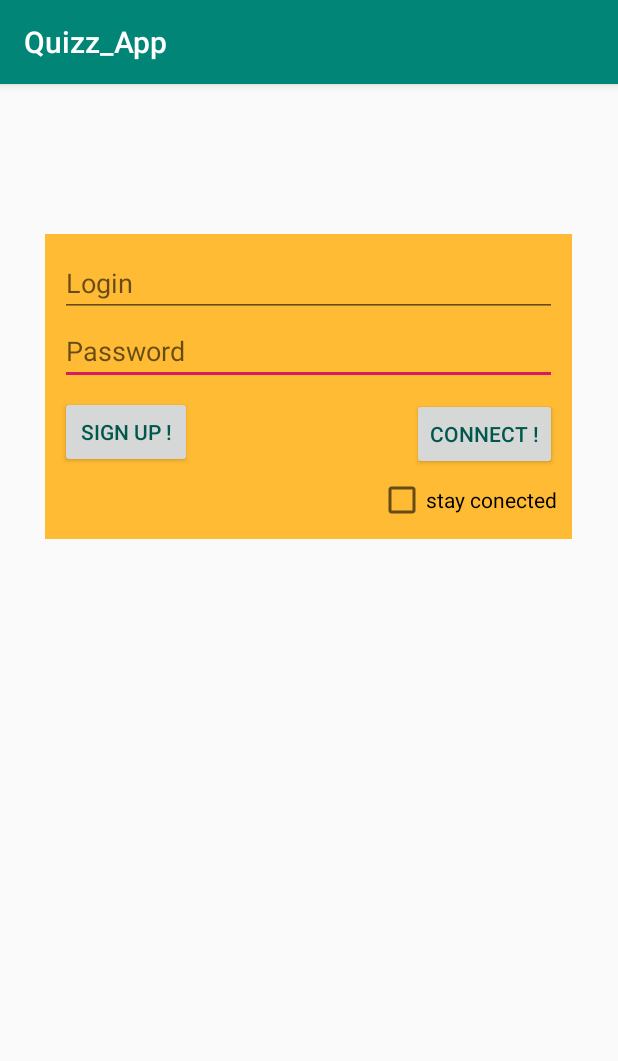
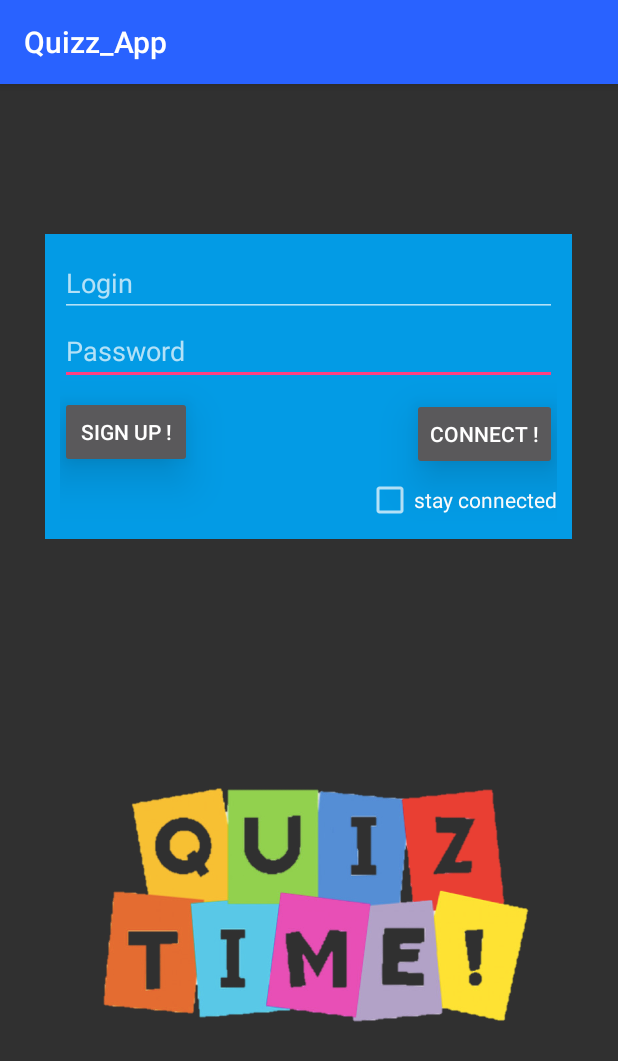
Before and after one commit to TheophileLct/Projet_Android_Groupe, an Android app: the screen it shows after launch (LoginActivity), on a phone screen of 412 x 824 dp. Shown: the top 1061 px of the screen. Run offline under Robolectric (Android 15) with nearby library versions, the phone set to English and light mode, and no system bars; our stand-ins replace Room's generated code.

Commit message:
Implementation du thème + 2-3 fautes de frappe corrigées
Ajout de quelques drawable également

```diff
--- a/app/src/main/res/layout/activity_main.xml
+++ b/app/src/main/res/layout/activity_main.xml
@@ -12,8 +12,10 @@
         android:layout_marginLeft="30dp"
         android:layout_marginTop="100dp"
         android:layout_marginRight="30dp"
-        android:background="@android:color/holo_orange_light"
-        android:padding="10dp">
+        android:background="@color/colorPrimaryConst"
+        android:padding="10dp"
+        >
+
 
 
         <Button
@@ -21,7 +23,10 @@
             android:layout_width="wrap_content"
             android:layout_height="wrap_content"
             android:text="@string/connect"
-            android:textColor="@color/colorPrimaryDark"
+            android:textColor="@color/textColor"
+            android:elevation="10dp"
+            android:translationZ="10dp"
+            android:stateListAnimator="@null"
             app:layout_constraintBottom_toBottomOf="parent"
             app:layout_constraintRight_toRightOf="@id/passwordEditText"
             app:layout_constraintTop_toBottomOf="@id/passwordEditText"
@@ -31,6 +36,7 @@
             android:id="@+id/passwordEditText"
             android:layout_width="match_parent"
             android:layout_height="wrap_content"
+            android:autofillHints=""
             android:ems="10"
             android:hint="@string/password"
             android:inputType="textPassword"
@@ -58,8 +64,12 @@
             android:id="@+id/signUp"
             android:layout_width="wrap_content"
             android:layout_height="wrap_content"
+            android:shadowColor="@color/colorBackgroundTimerBar"
             android:text="@string/signup"
-            android:textColor="@color/colorPrimaryDark"
+            android:textColor="@color/textColor"
+            android:elevation="10dp"
+            android:translationZ="10dp"
+            android:stateListAnimator="@null"
             app:layout_constraintBottom_toBottomOf="parent"
             app:layout_constraintStart_toStartOf="parent"
             app:layout_constraintTop_toBottomOf="@+id/passwordEditText"
@@ -69,20 +79,24 @@
             android:id="@+id/stay_conected"
             android:layout_width="wrap_content"
             android:layout_height="wrap_content"
-            android:text="@string/stay_conected"
+            android:text="@string/stay_connected"
             app:layout_constraintBottom_toBottomOf="parent"
             app:layout_constraintEnd_toEndOf="parent" />
     </androidx.constraintlayout.widget.ConstraintLayout>
 
     <ImageView
         android:id="@+id/logo"
-        android:layout_width="wrap_content"
-        android:layout_height="wrap_content"
+        android:layout_width="match_parent"
+        android:layout_height="336dp"
+        android:layout_alignParentStart="true"
+        android:layout_alignParentTop="true"
         android:layout_alignParentEnd="true"
         android:layout_alignParentBottom="true"
-        android:layout_marginEnd="154dp"
-        android:layout_marginBottom="124dp"
+        android:layout_marginStart="50dp"
+        android:layout_marginTop="346dp"
+        android:layout_marginEnd="50dp"
+        android:layout_marginBottom="20dp"
         android:contentDescription="@string/logo"
-        tools:srcCompat="@tools:sample/avatars" />
+        app:srcCompat="@drawable/quitimepng" />
 
 </RelativeLayout>
--- a/app/src/main/res/values/colors.xml
+++ b/app/src/main/res/values/colors.xml
@@ -1,8 +1,32 @@
 <?xml version="1.0" encoding="utf-8"?>
 <resources>
-    <color name="colorPrimary">#008577</color>
-    <color name="colorPrimaryDark">#00574B</color>
-    <color name="colorAccent">#D81B60</color>
-    <color name="colorTimerBar">#3C638D</color>
+    <!-- Thème Bleu vedette-->
+    <color name="colorPrimaryConst">#039BE5</color>
+    <color name="colorPrimaryDark">#0039cb</color>
+    <color name="colorPrimary">#2962ff</color>
+    <color name="colorAccent">#ff4081</color>
+
+    <!-- Thème Rose -->
+    <color name="colorPrimaryDarkk">#AD1457</color>
+    <color name="colorPrimaryj">#E91E63</color>
+    <color name="colorPrimaryConstg">#FF4081</color>
+    <color name="colorAccentd">#40C4FF</color>
+
+    <!-- Thème Orange -->
+    <color name="colorPrimaryConstF">#FF6D00</color>
+    <color name="colorPrimaryDarkF">#BF360C</color>
+    <color name="colorPrimaryD">#E65100</color>
+    <color name="colorAccentD">#2979FF</color>
+
+    <!-- Boutons fragment_question -->
+    <color name="B1">#0091ea</color>
+    <color name="B2">#00b8d4</color>
+    <color name="B3">#00bfa5</color>
+    <color name="B4">#5efc82</color>
+
+    <!-- Universels -->
+    <color name="colorTimerBar">#ff4081</color>
     <color name="colorBackgroundTimerBar">#A0BBD8</color>
+    <color name="textColor">#FFFFFF</color>
+    <color name="barrehautDany">#40C4FF</color>
 </resources>
--- a/app/src/main/res/values/strings.xml
+++ b/app/src/main/res/values/strings.xml
@@ -7,7 +7,7 @@
     <string name="password">Password</string>
     <string name="connect">Connect !</string>
     <string name="signup">Sign up !</string>
-    <string name="stay_conected">stay conected</string>
+    <string name="stay_connected">stay connected</string>
     <string name="logo">logo</string>
 
     <!-- CREATE PROFILE -->
--- a/app/src/main/res/values/styles.xml
+++ b/app/src/main/res/values/styles.xml
@@ -1,9 +1,10 @@
 <resources>
 
     <!-- Base application theme. -->
-    <style name="AppTheme" parent="Theme.AppCompat.Light.DarkActionBar">
+    <style name="AppTheme" parent="Theme.MaterialComponents.Bridge">
         <!-- Customize your theme here. -->
         <item name="colorPrimary">@color/colorPrimary</item>
+        <item name="colorSecondary">@color/colorPrimary</item>
         <item name="colorPrimaryDark">@color/colorPrimaryDark</item>
         <item name="colorAccent">@color/colorAccent</item>
     </style>
```
Also changed, not shown: app/src/main/res/layout/activity_create.xml (+12 -3 lines), app/src/main/res/layout/fragment_question.xml (+16 -0 lines), app/src/main/res/layout/quiz_list_item.xml (+4 -4 lines), app/src/main/res/drawable/catlogopng.png (added), app/src/main/res/drawable/cloud.png (added), app/src/main/res/drawable/luffy.png (added), app/src/main/res/drawable/quitimepng.png (added), app/src/main/res/drawable/quiz_time.jpg (deleted), app/src/main/res/drawable/quizpng.png (added), 1 other file.
